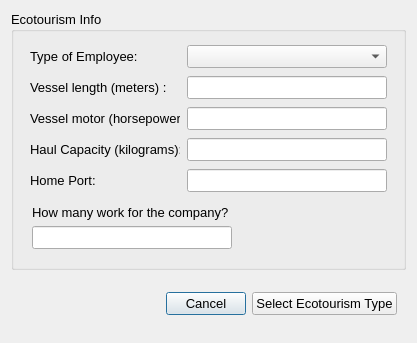
First picture: the form in cobi_loreto/Interview/ecotourism.ui, repository Ecotrust/openoceanmap-desktop, before the edit.
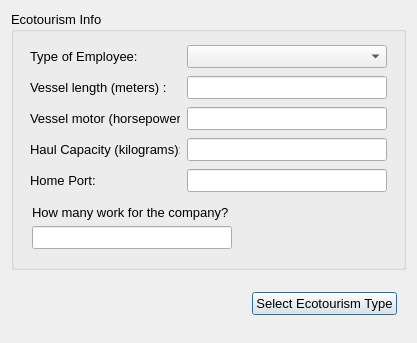
Second picture: the form after the edit.

Diff of the .ui file:
```diff
--- a/cobi_loreto/Interview/ecotourism.ui
+++ b/cobi_loreto/Interview/ecotourism.ui
@@ -504,18 +504,6 @@
         </property>
        </spacer>
       </item>
-      <item>
-       <widget class="QPushButton" name="pbnCancel" >
-        <property name="font" >
-         <font>
-          <pointsize>10</pointsize>
-         </font>
-        </property>
-        <property name="text" >
-         <string>Cancel</string>
-        </property>
-       </widget>
-      </item>
       <item>
        <widget class="QPushButton" name="pbnSelectEcotourism" >
         <property name="font" >
```
